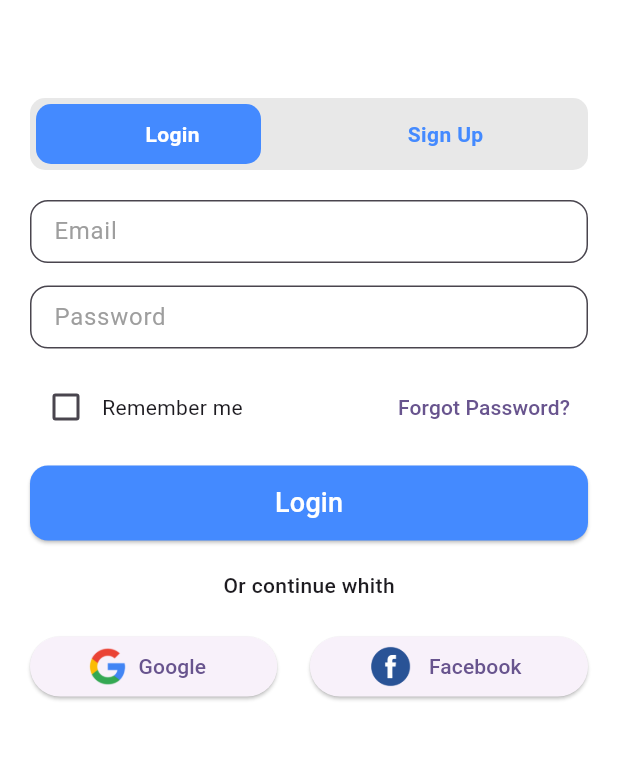
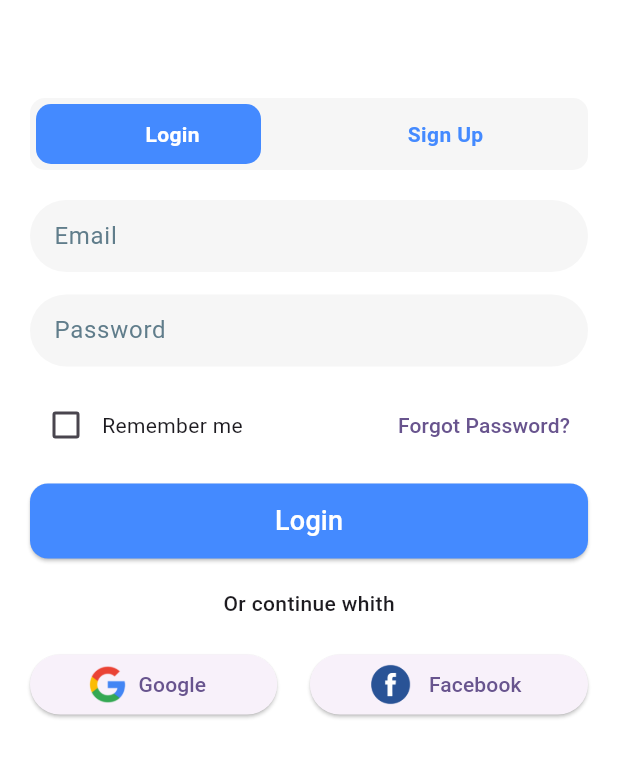
Before and after one commit to ExauceAk/SafeChat-flutter, a Flutter app: the screen it shows after launch, on a phone screen of 412 x 824 dp, the part 256-1034 px from its top. Run offline on Flutter 3.47's test engine with Material 3 defaults, Android fonts, the light colour scheme and no system bars; our stand-ins replace dio, flutter_bloc, flutter_secure_storage.

Commit message:
fix: fix swap in auth page bug

```diff
--- a/lib/widgets/auth_switch_widget.dart
+++ b/lib/widgets/auth_switch_widget.dart
@@ -2,7 +2,8 @@ import 'package:flutter/material.dart';
 
 class AuthSwitch extends StatefulWidget {
   final ValueChanged<bool> onToggle;
-  const AuthSwitch({Key? key , required this.onToggle}) : super(key: key);
+
+  const AuthSwitch({Key? key, required this.onToggle}) : super(key: key);
 
   @override
   State<AuthSwitch> createState() => _AuthSwitchState();
@@ -23,7 +24,7 @@ class _AuthSwitchState extends State<AuthSwitch> {
       height: 48,
       padding: const EdgeInsets.all(4),
       decoration: BoxDecoration(
-        color: Color(0xFFE8E8E8),
+        color: Color(0xFFf6f6f6),
         borderRadius: BorderRadius.circular(10),
       ),
       child: Stack(
@@ -32,8 +33,7 @@ class _AuthSwitchState extends State<AuthSwitch> {
           AnimatedAlign(
             duration: const Duration(milliseconds: 300),
             curve: Curves.easeInOut,
-            alignment:
-            isLogin ? Alignment.centerLeft : Alignment.centerRight,
+            alignment: isLogin ? Alignment.centerLeft : Alignment.centerRight,
             child: Container(
               width: 150,
               height: double.infinity,
@@ -48,7 +48,7 @@ class _AuthSwitchState extends State<AuthSwitch> {
           Row(
             children: [
               Expanded(
-                child: GestureDetector(
+                child: InkWell(
                   onTap: () => setState(() => _toggle(true)),
                   child: Center(
                     child: Text(
@@ -62,7 +62,7 @@ class _AuthSwitchState extends State<AuthSwitch> {
                 ),
               ),
               Expanded(
-                child: GestureDetector(
+                child: InkWell(
                   onTap: () => setState(() => _toggle(false)),
                   child: Center(
                     child: Text(
--- a/lib/widgets/text_field_widget.dart
+++ b/lib/widgets/text_field_widget.dart
@@ -1,20 +1,29 @@
 import 'package:flutter/material.dart';
 
-
-Widget buildTextField(TextEditingController fieldController, String label,
-    {bool isPassword = false}) {
+Widget buildTextField(
+  TextEditingController fieldController,
+  String label, {
+  bool isPassword = false,
+}) {
   return SizedBox(
-    height: 42,
+    height: 48,
     child: TextField(
       obscureText: isPassword,
       controller: fieldController,
       style: const TextStyle(color: Colors.black),
       decoration: InputDecoration(
         labelText: label,
-        labelStyle: const TextStyle(color: Colors.grey),
+        labelStyle: const TextStyle(color: Colors.blueGrey),
         filled: true,
-        fillColor: Colors.white,
-        border: OutlineInputBorder(borderRadius: BorderRadius.circular(12)),
+        fillColor: Color(0xFFf6f6f6),
+        enabledBorder: OutlineInputBorder(
+          borderRadius: BorderRadius.circular(25),
+          borderSide: BorderSide.none,
+        ),
+        focusedBorder: OutlineInputBorder(
+          borderRadius: BorderRadius.circular(25),
+          borderSide: BorderSide.none,
+        ),
       ),
     ),
   );
```
